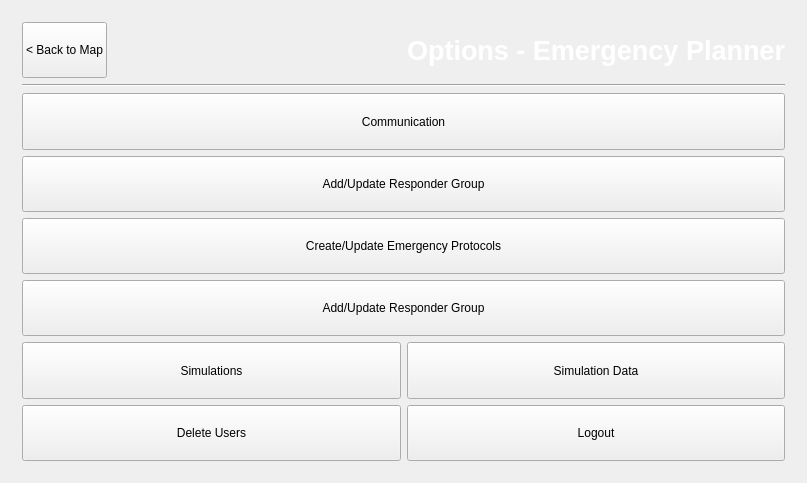
This is gui/mainwindow.ui in XinChen96/Emergency-Response-System as Qt 5 draws it before an edit. The edited form follows.
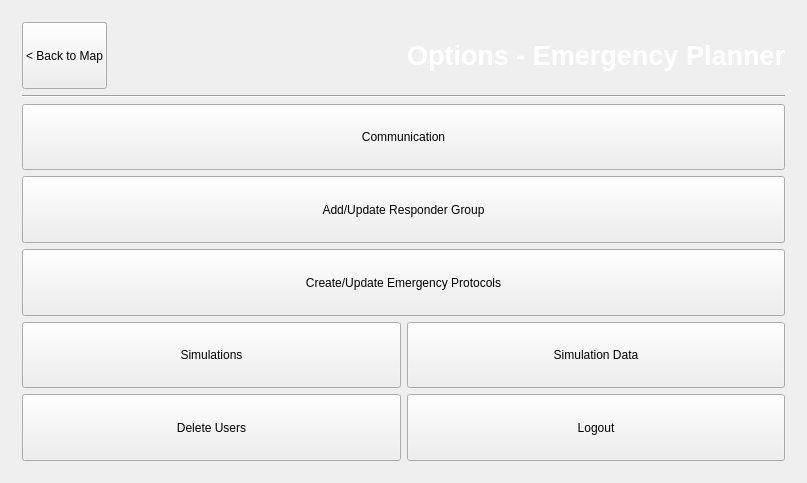
This is the edited form. Icons and pictures are not drawn.

Diff of the .ui file:
```diff
--- a/gui/mainwindow.ui
+++ b/gui/mainwindow.ui
@@ -708,19 +708,6 @@
           </property>
          </widget>
         </item>
-        <item>
-         <widget class="QPushButton" name="groupEP">
-          <property name="sizePolicy">
-           <sizepolicy hsizetype="Minimum" vsizetype="Preferred">
-            <horstretch>0</horstretch>
-            <verstretch>0</verstretch>
-           </sizepolicy>
-          </property>
-          <property name="text">
-           <string>Add/Update Responder Group</string>
-          </property>
-         </widget>
-        </item>
         <item>
          <layout class="QHBoxLayout" name="simLayout">
           <item>
```
Left out of the diff: 4 changed lines with no effect on the pictures.
